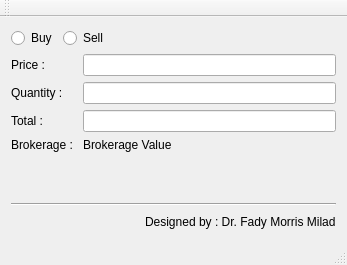
First picture: the form in stockcalculator.ui, repository FadyMorris/stock-calculator, before the edit.
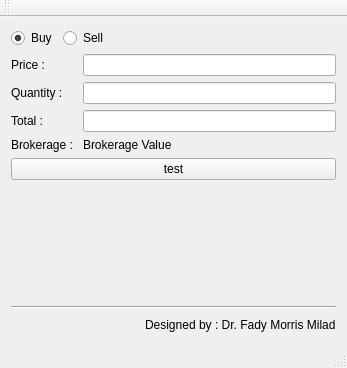
Second picture: the form after the edit.

What changed in the file:
```diff
--- a/stockcalculator.ui
+++ b/stockcalculator.ui
@@ -7,7 +7,7 @@
     <x>0</x>
     <y>0</y>
     <width>347</width>
-    <height>265</height>
+    <height>368</height>
    </rect>
   </property>
   <property name="windowTitle">
@@ -22,6 +22,9 @@
         <property name="text">
          <string>Buy</string>
         </property>
+        <property name="checked">
+         <bool>true</bool>
+        </property>
        </widget>
       </item>
       <item>
@@ -94,6 +97,13 @@
       </item>
      </layout>
     </item>
+    <item>
+     <widget class="QPushButton" name="pushButton">
+      <property name="text">
+       <string>test</string>
+      </property>
+     </widget>
+    </item>
     <item>
      <spacer name="verticalSpacer">
       <property name="orientation">
```
Left out of the diff: 3 changed lines with no effect on the pictures.
